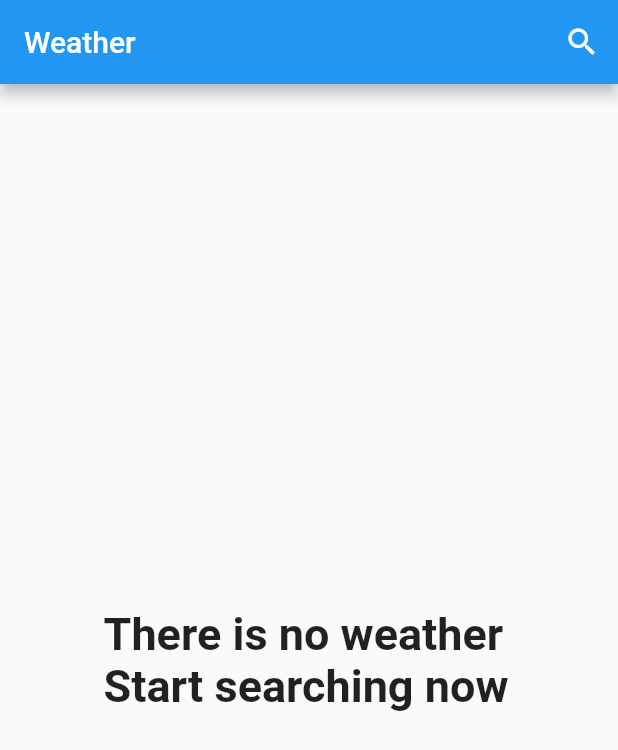
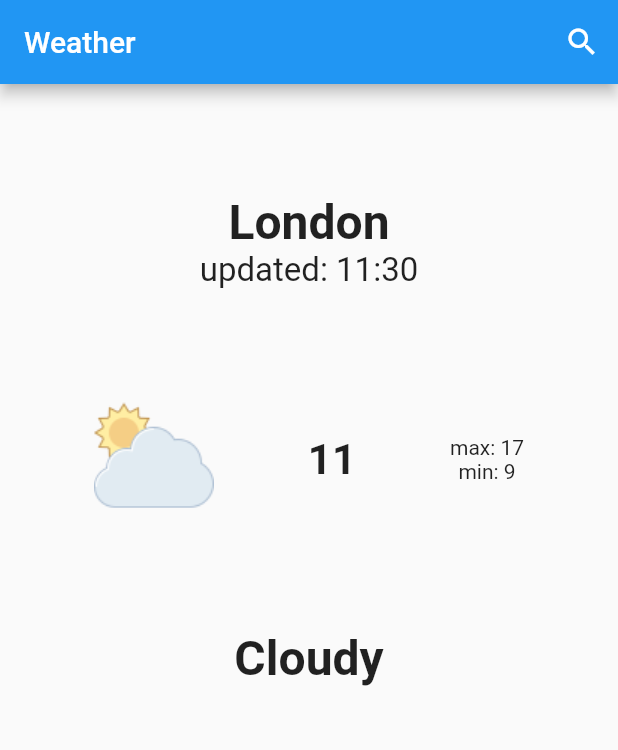
Before and after one commit to mahmoud-alwakeel/weather-app, a Flutter app: the screen it shows after launch, on a phone screen of 412 x 824 dp. Shown: the top 750 px of the screen. Run offline on Flutter 3.47's test engine with Material 2 defaults, Android fonts, the phone set to English and light mode, and no system bars.

Commit message:
weather screen UI

```diff
--- a/lib/main.dart
+++ b/lib/main.dart
@@ -1,5 +1,5 @@
 import 'package:flutter/material.dart';
-import 'package:weather_app/pages/home_page.dart';
+import 'package:weather_app/pages/home_screen.dart';
 
 void main() {
   runApp(const MyApp());
@@ -15,7 +15,7 @@ class MyApp extends StatelessWidget {
       theme: ThemeData(
         primarySwatch: Colors.blue,
       ),
-      home: const HomePage(),
+      home: HomeScreen(),
     );
   }
 }
--- a/lib/pages/home_page.dart
+++ /dev/null
@@ -1,39 +0,0 @@
-import 'package:flutter/material.dart';
-import 'package:weather_app/pages/search_page.dart';
-
-class HomePage extends StatelessWidget {
-  const HomePage({Key? key}) : super(key: key);
-
-  @override
-  Widget build(BuildContext context) {
-    return Scaffold(
-      appBar: AppBar(
-        // actions is an attribute and [] is a list of widgets ,
-        // it's used to display widgets at the end of the app bar
-        actions: [
-          IconButton(
-            onPressed: () {
-              // Navigator is a statment so it must end with a semicolon
-              Navigator.push(context, MaterialPageRoute(builder: (context) {
-                return SearchPage();
-              }));
-            },
-            icon: Icon(Icons.search),
-          ),
-        ],
-        title: const Text('Weather'),
-      ),
-      body: Center(
-        child: Column(
-          mainAxisSize: MainAxisSize.min,
-          children: [
-            const Text(
-              'There is no weather \nStart searching now',
-              style: TextStyle(fontSize: 30, fontWeight: FontWeight.w600),
-            ),
-          ],
-        ),
-      ),
-    );
-  }
-}
--- /dev/null
+++ b/lib/pages/home_screen.dart
@@ -0,0 +1,76 @@
+import 'package:flutter/material.dart';
+import 'package:weather_app/models/weather_model.dart';
+import 'package:weather_app/pages/search_screen.dart';
+
+class HomeScreen extends StatelessWidget {
+   HomeScreen({Key? key}) : super(key: key);
+
+   WeatherModel? weatherData;
+  @override
+  Widget build(BuildContext context) {
+    return Scaffold(
+      appBar: AppBar(
+        // actions is an attribute and [] is a list of widgets ,
+        // it's used to display widgets at the end of the app bar
+        actions: [
+          IconButton(
+            onPressed: () {
+              // Navigator is a statment so it must end with a semicolon
+              Navigator.push(context, MaterialPageRoute(builder: (context) {
+                return SearchScreen();
+              }));
+            },
+            icon: Icon(Icons.search),
+          ),
+        ],
+        title: const Text('Weather'),
+      ),
+      body: weatherData != null ? const NoDataWidget() : Container(
+        child: Column(
+          mainAxisAlignment: MainAxisAlignment.center,
+          children: [
+            Spacer(),
+            Text('London', style: TextStyle(fontSize: 32, fontWeight: FontWeight.bold),),
+            Text('updated: 11:30',style: TextStyle(fontSize: 22)),
+            Spacer(),
+            Row(
+              mainAxisAlignment: MainAxisAlignment.spaceEvenly,
+              children: [
+                Image.asset('assets/images/cloudy.png'),
+                Text('11',style: TextStyle(fontSize: 28, fontWeight: FontWeight.w600)),
+                Column(
+                  children: [
+                    Text('max: 17'),
+                    Text('min: 9'),
+                  ],
+                )
+              ],
+            ),
+            Spacer(),
+            Text('Cloudy',style: TextStyle(fontSize: 32, fontWeight: FontWeight.bold)),
+            Spacer(flex: 5,),
+          ],
+        ),
+      ),
+    );
+  }
+}
+
+class NoDataWidget extends StatelessWidget {
+  const NoDataWidget({Key? key}) : super(key: key);
+
+  @override
+  Widget build(BuildContext context) {
+    return Center(
+      child: Column(
+        mainAxisSize: MainAxisSize.min,
+        children: const [
+           Text(
+            'There is no weather \nStart searching now',
+            style: TextStyle(fontSize: 30, fontWeight: FontWeight.w600),
+          ),
+        ],
+      ),
+    );
+  }
+}
--- a/lib/services/weather_services.dart
+++ b/lib/services/weather_services.dart
@@ -7,7 +7,7 @@ class WeatherServices {
   String apiKey = '0a9744d80d9d4ef0b49182803231408';
   Future<WeatherModel> getWeather({required String cityName}) async{
 
-    Uri uri = Uri.parse('$baseUrl/current.json?key=$apiKey&q=$cityName&aqi=no');
+    Uri uri = Uri.parse('$baseUrl/forecast.json?key=$apiKey&q=$cityName&aqi=no');
     http.Response response = await http.get(uri);
 
     Map<String, dynamic> data = jsonDecode(response.body);
```
Also changed, not shown: lib/models/weather_model.dart (+19 -12 lines), lib/pages/search_screen.dart (renamed from lib/pages/search_page.dart, +7 -3 lines).
